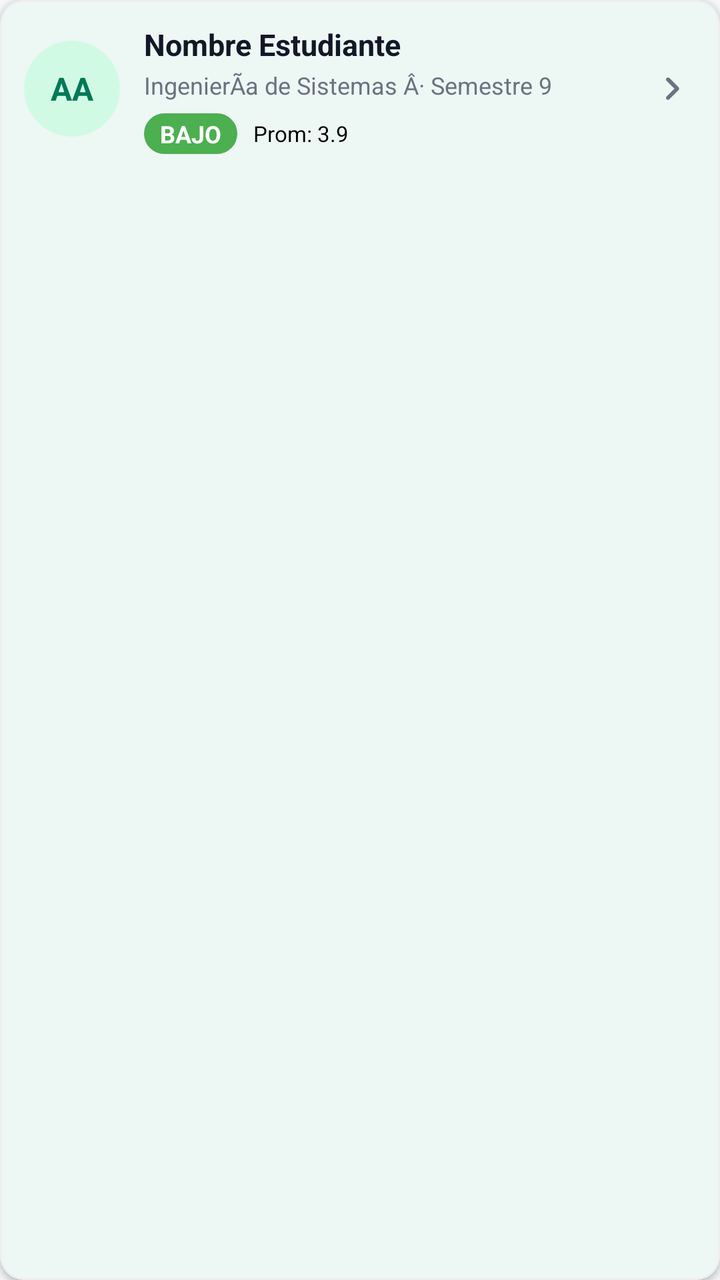
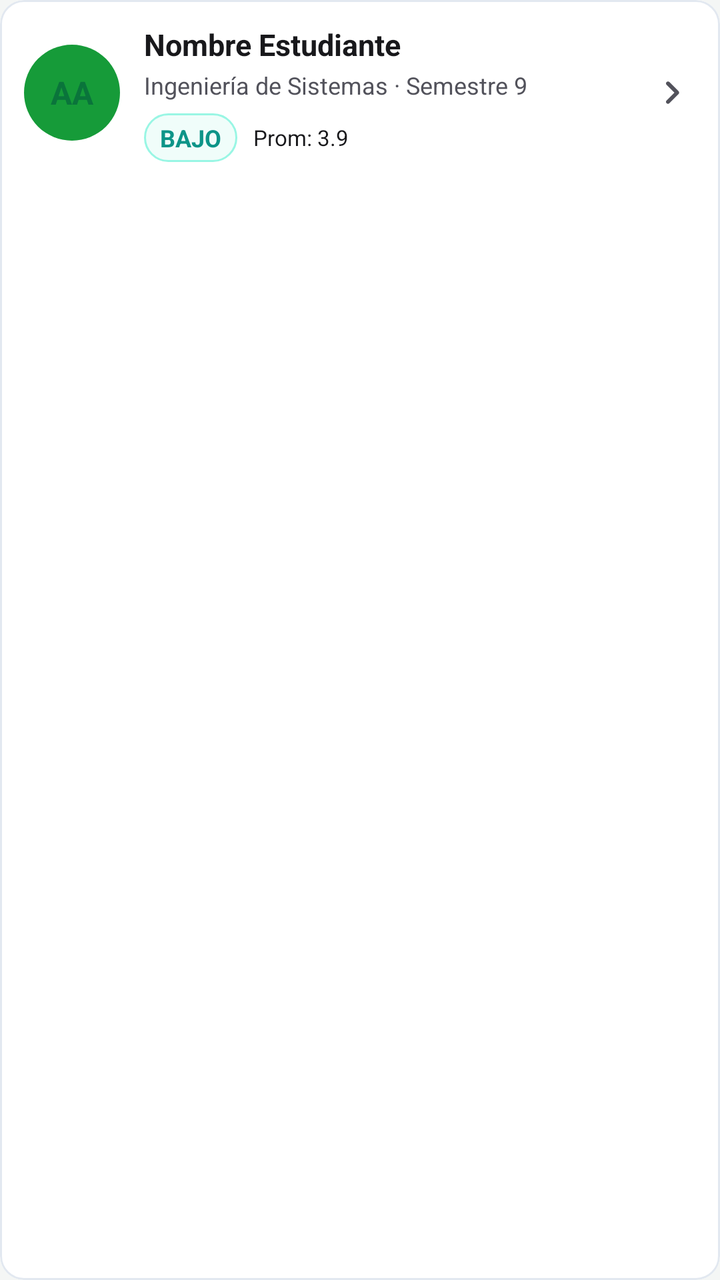

The first picture is an Android layout as it rendered before a commit; the second is the same layout after the commit. The layout source and the unified diff follow.
<!-- AndroidManifest.xml: application theme Theme.BienestarUPC -->
<!-- res/layout/item_student_card.xml -->
<?xml version="1.0" encoding="utf-8"?>
<com.google.android.material.card.MaterialCardView
    xmlns:android="http://schemas.android.com/apk/res/android"
    xmlns:app="http://schemas.android.com/apk/res-auto"
    android:layout_width="match_parent"
    android:layout_height="wrap_content"
    android:layout_marginHorizontal="12dp"
    android:layout_marginVertical="6dp"
    app:cardBackgroundColor="@color/white_card"
    app:cardCornerRadius="12dp"
    app:cardElevation="2dp">

    <LinearLayout
        android:layout_width="match_parent"
        android:layout_height="wrap_content"
        android:orientation="horizontal"
        android:padding="12dp"
        android:gravity="center_vertical">

        
        <FrameLayout
            android:layout_width="wrap_content"
            android:layout_height="wrap_content">

            <TextView
                android:id="@+id/txt_iniciales"
                android:layout_width="48dp"
                android:layout_height="48dp"
                android:background="@drawable/badge_circle_green_light"
                android:gravity="center"
                android:text="@string/txt_aa"
                android:textColor="@color/green_primary_dark"
                android:textSize="16sp"
                android:textStyle="bold" />

            
            <View
                android:id="@+id/dot_reporte"
                android:layout_width="12dp"
                android:layout_height="12dp"
                android:layout_gravity="top|end"
                android:background="@drawable/badge_circle_red"
                android:visibility="gone" />
        </FrameLayout>

        
        <LinearLayout
            android:layout_width="0dp"
            android:layout_height="wrap_content"
            android:layout_weight="1"
            android:layout_marginStart="12dp"
            android:orientation="vertical">

            <TextView
                android:id="@+id/txt_nombre"
                android:layout_width="match_parent"
                android:layout_height="wrap_content"
                android:text="@string/txt_nombre_estudiante"
                android:textColor="@color/text_primary"
                android:textSize="15sp"
                android:textStyle="bold"
                android:maxLines="1"
                android:ellipsize="end" />

            <TextView
                android:id="@+id/txt_programa"
                android:layout_width="match_parent"
                android:layout_height="wrap_content"
                android:layout_marginTop="2dp"
                android:text="@string/txt_ingenieria_de_sistemas_semestre_9"
                android:textColor="@color/text_secondary"
                android:textSize="12sp"
                android:maxLines="1"
                android:ellipsize="end" />

            
            <LinearLayout
                android:layout_width="wrap_content"
                android:layout_height="wrap_content"
                android:layout_marginTop="6dp"
                android:orientation="horizontal"
                android:gravity="center_vertical">

                <TextView
                    android:id="@+id/txt_riesgo"
                    android:layout_width="wrap_content"
                    android:layout_height="wrap_content"
                    android:background="@drawable/badge_risk_low"
                    android:paddingHorizontal="8dp"
                    android:paddingVertical="2dp"
                    android:text="@string/txt_bajo"
                    android:textColor="@color/white_card"
                    android:textSize="12sp"
                    android:textStyle="bold" />

                <TextView
                    android:id="@+id/txt_promedio"
                    android:layout_width="wrap_content"
                    android:layout_height="wrap_content"
                    android:layout_marginStart="8dp"
                    android:text="@string/txt_prom_3_9"
                    android:textColor="@color/black"
                    android:textSize="11sp" />
            </LinearLayout>

        </LinearLayout>

        
        <ImageView
            android:layout_width="24dp"
            android:layout_height="24dp"
            android:src="@drawable/ic_chevron_right"
            app:tint="@color/text_secondary"
            android:contentDescription="@string/cd_ver_detalle" />

    </LinearLayout>
</com.google.android.material.card.MaterialCardView>
<!-- resources referenced by this layout -->
<resources>
  <color name="black">#000000</color>
  <color name="green_primary_dark">#047857</color>
  <color name="text_primary">#111827</color>
  <color name="text_secondary">#6B7280</color>
  <color name="white_card">#FFFFFF</color>
  <!-- drawable badge_risk_low (drawable) -->
  <?xml version="1.0" encoding="utf-8"?>
  <shape xmlns:android="http://schemas.android.com/apk/res/android"
      android:shape="rectangle">
      <solid android:color="@color/risk_low_bg" />
      <corners android:radius="20dp" />
  </shape>
  <string name="cd_ver_detalle">Ver detalle</string>
  <string name="txt_aa">AA</string>
  <string name="txt_bajo">BAJO</string>
  <string name="txt_ingenieria_de_sistemas_semestre_9">IngenierÃ­a de Sistemas Â· Semestre 9</string>
  <string name="txt_nombre_estudiante">Nombre Estudiante</string>
  <string name="txt_prom_3_9">Prom: 3.9</string>
  <color name="success_bg">#D1FAE5</color>
  <color name="risk_high_bg">#F44336</color>
  <color name="risk_low_bg">#4CAF50</color>
  <color name="green_primary">#059669</color>
  <color name="green_container">#D1FAE5</color>
  <color name="on_primary_container">#053B2A</color>
  <color name="teal_primary">#0D9488</color>
  <color name="teal_light">#CCFBF1</color>
  <color name="background_gray">#F6F7F9</color>
  <color name="surface_container_low">#F8FAFC</color>
  <color name="surface_container">#EFF2F5</color>
  <color name="surface_container_high">#E7EAEE</color>
  <color name="surface_container_highest">#DEE2E8</color>
  <color name="surface_outline">#C9CFD8</color>
  <color name="surface_outline_variant">#E4E7EC</color>
  <color name="error_text">#DC2626</color>
  <color name="gray_medium">#9CA3AF</color>
  <color name="stroke_color">#EDEFF2</color>
  <color name="green_light">#D1FAE5</color>
  <color name="nav_background">#FFFFFF</color>
  <color name="chip_bg">#F3F4F6</color>
  <color name="chip_text">#111827</color>
  <style name="ShapeAppearance.BienestarUPC.Dialog" parent="ShapeAppearance.Material3.LargeComponent">
          <item name="cornerSize">24dp</item>
      </style>
  <style name="ShapeAppearance.BienestarUPC.Snackbar" parent="ShapeAppearance.Material3.MediumComponent">
          <item name="cornerFamily">rounded</item>
          <item name="cornerSize">14dp</item>
      </style>
  <!-- unchanged entries left out for length: 11 -->
</resources>

<!-- the commit's change to res/layout/item_student_card.xml (unified diff, before → after) -->
@@ -6,9 +6,11 @@
     android:layout_height="wrap_content"
     android:layout_marginHorizontal="12dp"
     android:layout_marginVertical="6dp"
-    app:cardBackgroundColor="@color/white_card"
+    app:cardBackgroundColor="@color/bg_surface_1"
     app:cardCornerRadius="12dp"
-    app:cardElevation="2dp">
+    app:cardElevation="0dp"
+    app:strokeWidth="1dp"
+    app:strokeColor="@color/border_surface_1">
 
     <LinearLayout
         android:layout_width="match_parent"
@@ -87,9 +89,9 @@
                     android:layout_height="wrap_content"
                     android:background="@drawable/badge_risk_low"
                     android:paddingHorizontal="8dp"
-                    android:paddingVertical="2dp"
+                    android:paddingVertical="4dp"
                     android:text="@string/txt_bajo"
-                    android:textColor="@color/white_card"
+                    android:textColor="@color/risk_low_text"
                     android:textSize="12sp"
                     android:textStyle="bold" />
 
@@ -99,7 +101,7 @@
                     android:layout_height="wrap_content"
                     android:layout_marginStart="8dp"
                     android:text="@string/txt_prom_3_9"
-                    android:textColor="@color/black"
+                    android:textColor="@color/text_primary"
                     android:textSize="11sp" />
             </LinearLayout>
 
<!-- resource entries referenced after the edit -->
@@ -1,45 +1,63 @@
 <!-- resources referenced by this layout -->
 <resources>
-  <color name="black">#000000</color>
-  <color name="green_primary_dark">#047857</color>
-  <color name="text_primary">#111827</color>
-  <color name="text_secondary">#6B7280</color>
-  <color name="white_card">#FFFFFF</color>
+  <color name="bg_surface_1">@color/bg_surface_1_light</color>
+  <color name="border_surface_1">@color/border_surface_1_light</color>
+  <color name="green_primary_dark">@color/upc_green_dark</color>
+  <color name="risk_low_text">@color/risk_low_text_light</color>
+  <color name="text_primary">@color/text_primary_light</color>
+  <color name="text_secondary">@color/text_secondary_light</color>
+  <color name="white_card">@color/bg_surface_1</color>
   <!-- drawable badge_risk_low (drawable) -->
   <?xml version="1.0" encoding="utf-8"?>
   <shape xmlns:android="http://schemas.android.com/apk/res/android"
       android:shape="rectangle">
       <solid android:color="@color/risk_low_bg" />
-      <corners android:radius="20dp" />
+      <stroke android:width="1dp" android:color="@color/risk_low_border" />
+      <corners android:radius="12dp" />
   </shape>
   <string name="cd_ver_detalle">Ver detalle</string>
   <string name="txt_aa">AA</string>
   <string name="txt_bajo">BAJO</string>
-  <string name="txt_ingenieria_de_sistemas_semestre_9">IngenierÃ­a de Sistemas Â· Semestre 9</string>
+  <string name="txt_ingenieria_de_sistemas_semestre_9">Ingeniería de Sistemas · Semestre 9</string>
   <string name="txt_nombre_estudiante">Nombre Estudiante</string>
   <string name="txt_prom_3_9">Prom: 3.9</string>
-  <color name="success_bg">#D1FAE5</color>
-  <color name="risk_high_bg">#F44336</color>
-  <color name="risk_low_bg">#4CAF50</color>
-  <color name="green_primary">#059669</color>
-  <color name="green_container">#D1FAE5</color>
-  <color name="on_primary_container">#053B2A</color>
-  <color name="teal_primary">#0D9488</color>
-  <color name="teal_light">#CCFBF1</color>
-  <color name="background_gray">#F6F7F9</color>
-  <color name="surface_container_low">#F8FAFC</color>
-  <color name="surface_container">#EFF2F5</color>
-  <color name="surface_container_high">#E7EAEE</color>
-  <color name="surface_container_highest">#DEE2E8</color>
-  <color name="surface_outline">#C9CFD8</color>
-  <color name="surface_outline_variant">#E4E7EC</color>
-  <color name="error_text">#DC2626</color>
-  <color name="gray_medium">#9CA3AF</color>
-  <color name="stroke_color">#EDEFF2</color>
-  <color name="green_light">#D1FAE5</color>
-  <color name="nav_background">#FFFFFF</color>
-  <color name="chip_bg">#F3F4F6</color>
-  <color name="chip_text">#111827</color>
+  <color name="bg_surface_1_light">#FFFFFF</color>
+  <color name="border_surface_1_light">#E2E8F0</color>
+  <color name="upc_green_dark">#0A743B</color>
+  <color name="risk_low_text_light">#0D9488</color>
+  <color name="text_primary_light">#18181B</color>
+  <color name="text_secondary_light">#52525B</color>
+  <color name="success_bg">@color/upc_green_primary</color>
+  <color name="risk_high_bg">@color/risk_high_bg_light</color>
+  <color name="risk_low_bg">@color/risk_low_bg_light</color>
+  <color name="risk_low_border">@color/risk_low_border_light</color>
+  <color name="green_primary">@color/upc_green_primary</color>
+  <color name="green_container">@color/upc_green_tint_light</color>
+  <color name="on_primary_container">@color/text_primary</color>
+  <color name="teal_primary">@color/risk_low_text</color>
+  <color name="teal_light">@color/risk_low_border</color>
+  <color name="background_gray">@color/bg_canvas</color>
+  <color name="surface_container_low">@color/bg_surface_1</color>
+  <color name="surface_container">@color/bg_surface_2</color>
+  <color name="surface_container_high">@color/border_surface_1</color>
+  <color name="surface_container_highest">@color/border_surface_1</color>
+  <color name="surface_outline">@color/border_surface_1</color>
+  <color name="surface_outline_variant">@color/border_surface_1</color>
+  <color name="error_text">@color/risk_critical_text</color>
+  <color name="upc_green_primary">#169B39</color>
+  <color name="risk_high_bg_light">#FFF7ED</color>
+  <color name="risk_low_bg_light">#F0FDFA</color>
+  <color name="risk_low_border_light">#99F6E4</color>
+  <color name="upc_green_tint_light">#E8F5E9</color>
+  <color name="bg_canvas">@color/bg_canvas_light</color>
+  <color name="bg_surface_2">@color/bg_surface_2_light</color>
+  <color name="risk_critical_text">@color/risk_critical_text_light</color>
+  <color name="gray_medium">@color/text_secondary</color>
+  <color name="stroke_color">@color/border_surface_1</color>
+  <color name="green_light">@color/upc_green_light</color>
+  <color name="nav_background">@color/bg_surface_1</color>
+  <color name="chip_bg">@color/bg_surface_2</color>
+  <color name="chip_text">@color/text_primary</color>
   <style name="ShapeAppearance.BienestarUPC.Dialog" parent="ShapeAppearance.Material3.LargeComponent">
           <item name="cornerSize">24dp</item>
       </style>
@@ -47,6 +65,10 @@
           <item name="cornerFamily">rounded</item>
           <item name="cornerSize">14dp</item>
       </style>
+  <color name="bg_canvas_light">#F4F6F5</color>
+  <color name="bg_surface_2_light">#F8FAFC</color>
+  <color name="risk_critical_text_light">#BE123C</color>
+  <color name="upc_green_light">#73C167</color>
   <!-- unchanged entries left out for length: 11 -->
 </resources>
 
